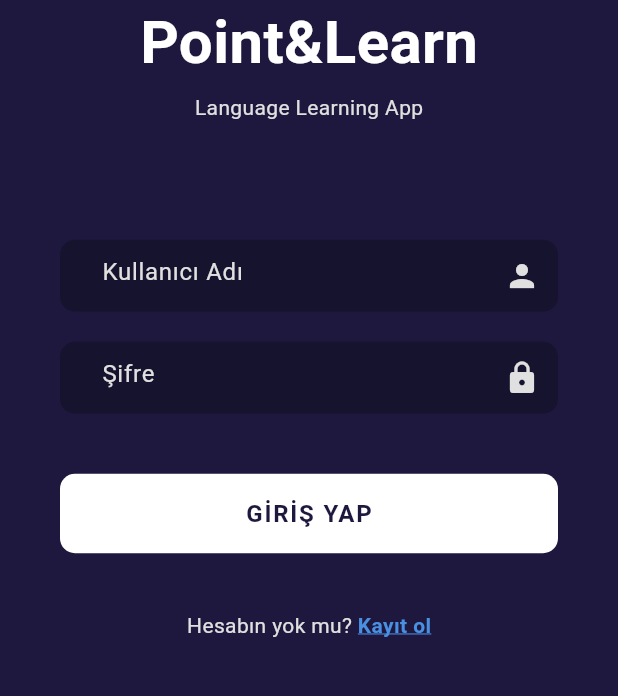
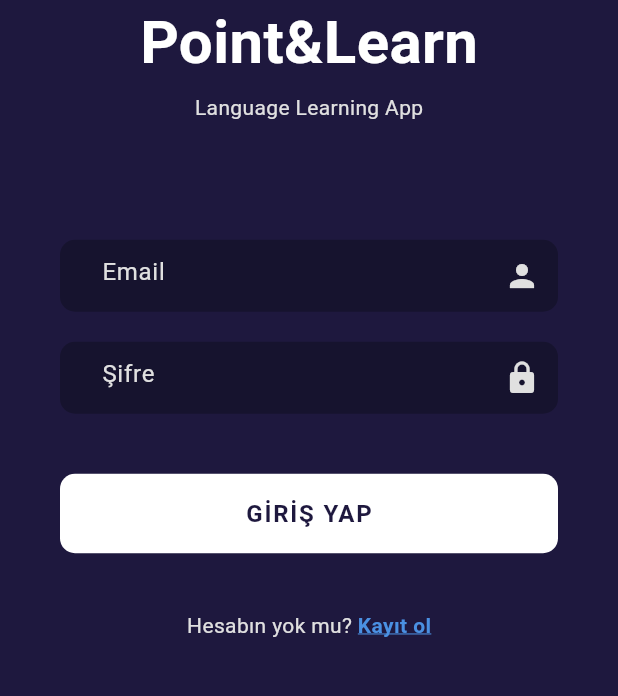
Before and after one commit to Bhryee/Point-and-Learn, a Flutter app: the screen it shows after launch, after a tap on "Giriş yap", on a phone screen of 412 x 824 dp, the part 442-1138 px from its top. Run offline on Flutter 3.47's test engine with Material 3 defaults, Android fonts, the phone set to English and light mode, and no system bars; our stand-ins replace camera, flutter_screenutil.

Commit message:
Update login.dart
Signed-off-by: ikra nur hincal <109808068+hwli15@users.noreply.github.com>

```diff
--- a/lib/screen/login.dart
+++ b/lib/screen/login.dart
@@ -77,7 +77,7 @@ class _LoginScreenState extends State<LoginScreen> {
                 SizedBox(height: 60),
 
 
-                Textfield(email, Icons.person, 'Kullanıcı Adı', email_F),
+                Textfield(email, Icons.person, 'Email', email_F),
                 SizedBox(height: 20),
 
 
```
